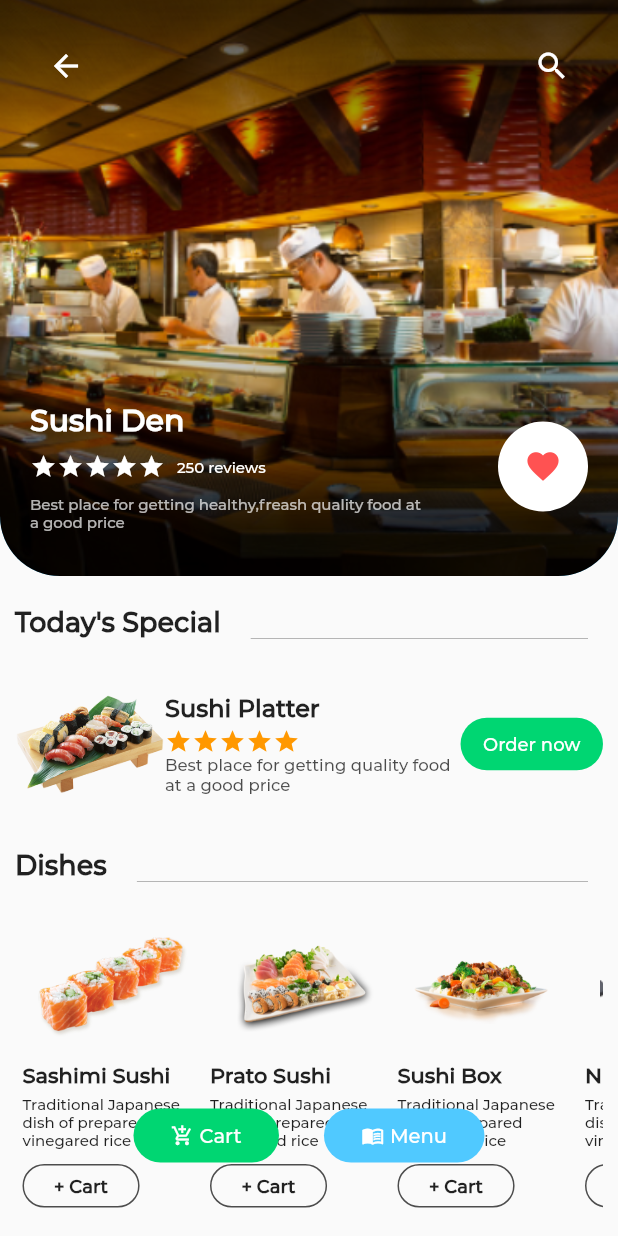
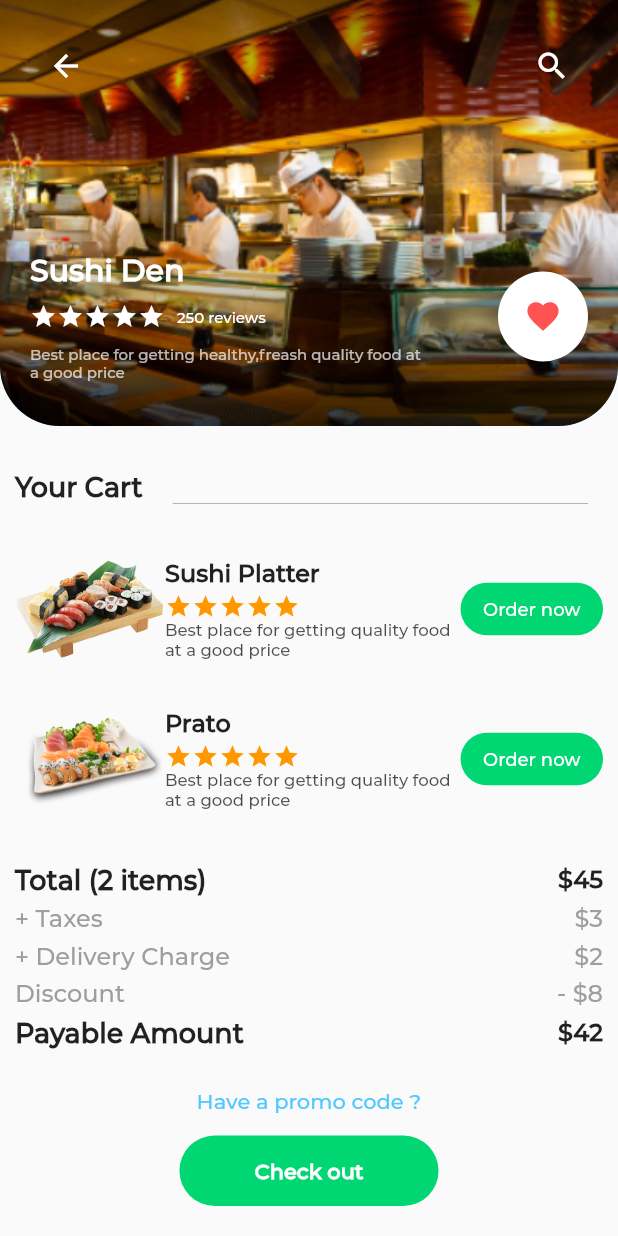
Before and after one commit to JaberHPranto/Food-Ordering-App-UI, a Flutter app: the _HotelHomePage screen opened directly, after a tap on "Cart", on a phone screen of 412 x 824 dp. Run offline on Flutter 3.47's test engine with Material 2 defaults, Android fonts, the phone set to English and light mode, and no system bars.

Commit message:
done with cart page

```diff
--- /dev/null
+++ b/lib/cartPage.dart
@@ -0,0 +1,411 @@
+import 'dart:ui';
+
+import 'package:flutter/material.dart';
+import 'package:food_order_app_ui/hotelPage.dart';
+import 'package:food_order_app_ui/paymentSuccessPage.dart';
+
+import 'Style.dart';
+
+class CartPage extends StatelessWidget {
+  @override
+  Widget build(BuildContext context) {
+    return MaterialApp(
+      debugShowCheckedModeBanner: false,
+      theme: ThemeData(fontFamily: 'mont'),
+      home: _MyCartPage(),
+    );
+  }
+}
+
+class _MyCartPage extends StatefulWidget {
+  const _MyCartPage({Key? key}) : super(key: key);
+
+  @override
+  __MyCartPageState createState() => __MyCartPageState();
+}
+
+class __MyCartPageState extends State<_MyCartPage> {
+  @override
+  Widget build(BuildContext context) {
+    return Scaffold(
+      body: SingleChildScrollView(
+        child: Container(
+          child: Column(
+            crossAxisAlignment: CrossAxisAlignment.start,
+            children: [
+              Container(
+                padding: EdgeInsets.all(20),
+                decoration: BoxDecoration(
+                    color: blue,
+                    borderRadius: BorderRadius.only(
+                        bottomLeft: (Radius.circular(40)),
+                        bottomRight: Radius.circular(40)),
+                    image: DecorationImage(
+                        image: AssetImage("asset/images/hotelBig.png"),
+                        fit: BoxFit.cover)),
+                child: Column(
+                  crossAxisAlignment: CrossAxisAlignment.start,
+                  children: [
+                    Row(
+                      mainAxisAlignment: MainAxisAlignment.spaceBetween,
+                      children: [
+                        IconButton(
+                            onPressed: () {
+                              Navigator.push(
+                                  context,
+                                  MaterialPageRoute(
+                                      builder: (context) => HotelPage()));
+                            },
+                            icon: Icon(
+                              Icons.arrow_back,
+                              color: Colors.white,
+                            )),
+                        IconButton(
+                            onPressed: () {},
+                            icon: Icon(
+                              Icons.search,
+                              color: Colors.white,
+                            ))
+                      ],
+                    ),
+                    SizedBox(
+                      height: 100,
+                    ),
+                    Row(
+                      mainAxisAlignment: MainAxisAlignment.spaceBetween,
+                      children: [
+                        Expanded(
+                          child: Column(
+                            crossAxisAlignment: CrossAxisAlignment.start,
+                            children: [
+                              Text(
+                                "Sushi Den",
+                                style: TextStyle(
+                                    color: Colors.white,
+                                    fontSize: 20,
+                                    fontWeight: FontWeight.w700),
+                              ),
+                              SizedBox(
+                                height: 10,
+                              ),
+                              Row(
+                                children: [
+                                  Icon(
+                                    Icons.star,
+                                    color: Colors.white,
+                                    size: 18,
+                                  ),
+                                  Icon(
+                                    Icons.star,
+                                    color: Colors.white,
+                                    size: 18,
+                                  ),
+                                  Icon(
+                                    Icons.star,
+                                    color: Colors.white,
+                                    size: 18,
+                                  ),
+                                  Icon(
+                                    Icons.star,
+                                    color: Colors.white,
+                                    size: 18,
+                                  ),
+                                  Icon(
+                                    Icons.star,
+                                    color: Colors.white,
+                                    size: 18,
+                                  ),
+                                  SizedBox(
+                                    width: 8,
+                                  ),
+                                  Text(
+                                    "250 reviews",
+                                    style: TextStyle(
+                                        fontSize: 10, color: Colors.white),
+                                  )
+                                ],
+                              ),
+                              SizedBox(
+                                height: 10,
+                              ),
+                              Text(
+                                "Best place for getting healthy,freash quality food at a good price",
+                                style: TextStyle(
+                                    color: Colors.white.withOpacity(0.7),
+                                    fontSize: 10),
+                              )
+                            ],
+                          ),
+                        ),
+                        Container(
+                          height: 60,
+                          width: 60,
+                          margin: EdgeInsets.only(left: 50),
+                          decoration: BoxDecoration(
+                            shape: BoxShape.circle,
+                            color: Colors.white,
+                          ),
+                          child: Center(
+                            child: Icon(
+                              Icons.favorite,
+                              color: Colors.redAccent,
+                              size: 25,
+                            ),
+                          ),
+                        )
+                      ],
+                    ),
+                    SizedBox(
+                      height: 10,
+                    ),
+                  ],
+                ),
+              ),
+              SizedBox(
+                height: 30,
+              ),
+              Container(
+                padding: EdgeInsets.symmetric(horizontal: 10),
+                child: Column(
+                  children: [
+                    Row(
+                      crossAxisAlignment: CrossAxisAlignment.end,
+                      children: [
+                        Text(
+                          "Your Cart",
+                          style: TextStyle(
+                              fontSize: 18, fontWeight: FontWeight.w700),
+                        ),
+                        SizedBox(
+                          width: 10,
+                        ),
+                        Expanded(
+                            child: Container(
+                          height: 0.5,
+                          margin: EdgeInsets.symmetric(horizontal: 10),
+                          color: Colors.grey,
+                        ))
+                      ],
+                    ),
+                    SizedBox(
+                      height: 20,
+                    ),
+                    placesWidget("Sushi Platter", "food1"),
+                    placesWidget("Prato", "sushi2"),
+                    SizedBox(
+                      height: 20,
+                    ),
+                    Row(
+                      mainAxisAlignment: MainAxisAlignment.spaceBetween,
+                      children: [
+                        Text(
+                          "Total (2 items)",
+                          style: TextStyle(
+                              fontSize: 18, fontWeight: FontWeight.w700),
+                        ),
+                        Text(
+                          "\$45",
+                          style: TextStyle(
+                              fontSize: 16, fontWeight: FontWeight.w700),
+                        ),
+                      ],
+                    ),
+                    SizedBox(
+                      height: 5,
+                    ),
+                    Row(
+                      mainAxisAlignment: MainAxisAlignment.spaceBetween,
+                      children: [
+                        Text(
+                          "+ Taxes",
+                          style: TextStyle(
+                              color: Colors.grey,
+                              fontWeight: FontWeight.w500,
+                              fontSize: 16),
+                        ),
+                        Text(
+                          "\$3",
+                          style: TextStyle(
+                              color: Colors.grey,
+                              fontWeight: FontWeight.w500,
+                              fontSize: 16),
+                        ),
+                      ],
+                    ),
+                    SizedBox(
+                      height: 5,
+                    ),
+                    Row(
+                      mainAxisAlignment: MainAxisAlignment.spaceBetween,
+                      children: [
+                        Text(
+                          "+ Delivery Charge",
+                          style: TextStyle(
+                              color: Colors.grey,
+                              fontWeight: FontWeight.w500,
+                              fontSize: 16),
+                        ),
+                        Text(
+                          "\$2",
+                          style: TextStyle(
+                              color: Colors.grey,
+                              fontWeight: FontWeight.w500,
+                              fontSize: 16),
+                        ),
+                      ],
+                    ),
+                    SizedBox(
+                      height: 5,
+                    ),
+                    Row(
+                      mainAxisAlignment: MainAxisAlignment.spaceBetween,
+                      children: [
+                        Text(
+                          "Discount",
+                          style: TextStyle(
+                              color: Colors.grey,
+                              fontSize: 16,
+                              fontWeight: FontWeight.w500),
+                        ),
+                        Text(
+                          "- \$8",
+                          style: TextStyle(
+                              color: Colors.grey,
+                              fontSize: 16,
+                              fontWeight: FontWeight.w500),
+                        ),
+                      ],
+                    ),
+                    SizedBox(
+                      height: 5,
+                    ),
+                    Row(
+                      mainAxisAlignment: MainAxisAlignment.spaceBetween,
+                      children: [
+                        Text(
+                          "Payable Amount",
+                          style: TextStyle(
+                              fontWeight: FontWeight.w700, fontSize: 18),
+                        ),
+                        Text(
+                          "\$42",
+                          style: TextStyle(
+                              fontWeight: FontWeight.w700, fontSize: 16),
+                        ),
+                      ],
+                    ),
+                    SizedBox(
+                      height: 25,
+                    ),
+                    Text(
+                      "Have a promo code ?",
+                      style: TextStyle(color: blue),
+                    ),
+                    SizedBox(
+                      height: 15,
+                    ),
+                    InkWell(
+                      onTap: () {
+                        Navigator.push(
+                            context,
+                            MaterialPageRoute(
+                                builder: (context) => PaymentSuccessPage()));
+                      },
+                      child: Container(
+                        padding:
+                            EdgeInsets.symmetric(horizontal: 50, vertical: 15),
+                        child: Text(
+                          "Check out",
+                          style: TextStyle(
+                              color: Colors.white, fontWeight: FontWeight.w700),
+                        ),
+                        decoration: BoxDecoration(
+                            color: greenBtn,
+                            borderRadius:
+                                BorderRadius.all(Radius.circular(40))),
+                      ),
+                    )
+                  ],
+                ),
+              )
+            ],
+          ),
+        ),
+      ),
+    );
+  }
+
+  Row placesWidget(String name, String image) {
+    return Row(
+      children: [
+        Container(
+          height: 100,
+          width: 100,
+          decoration: BoxDecoration(
+              image: DecorationImage(
+                  image: AssetImage('asset/images/$image.png'))),
+        ),
+        Expanded(
+            child: Column(
+          crossAxisAlignment: CrossAxisAlignment.start,
+          children: [
+            Text(
+              "$name",
+              style: TextStyle(fontSize: 16, fontWeight: FontWeight.w700),
+            ),
+            SizedBox(
+              height: 2,
+            ),
+            Row(
+              children: [
+                Icon(
+                  Icons.star,
+                  color: Colors.orange,
+                  size: 18,
+                ),
+                Icon(
+                  Icons.star,
+                  color: Colors.orange,
+                  size: 18,
+                ),
+                Icon(
+                  Icons.star,
+                  color: Colors.orange,
+                  size: 18,
+                ),
+                Icon(
+                  Icons.star,
+                  color: Colors.orange,
+                  size: 18,
+                ),
+                Icon(
+                  Icons.star,
+                  color: Colors.orange,
+                  size: 18,
+                )
+              ],
+            ),
+            Text(
+              "Best place for getting quality food at a good price",
+              style:
+                  TextStyle(color: Colors.black.withOpacity(0.7), fontSize: 11),
+            )
+          ],
+        )),
+        InkWell(
+          onTap: () {},
+          child: Container(
+            padding: EdgeInsets.symmetric(horizontal: 15, vertical: 10),
+            decoration: BoxDecoration(
+                color: greenBtn,
+                borderRadius: BorderRadius.all(Radius.circular(40))),
+            child: Text(
+              "Order now",
+              style: TextStyle(fontSize: 12, color: Colors.white),
+            ),
+          ),
+        )
+      ],
+    );
+  }
+}
--- a/lib/hotelPage.dart
+++ b/lib/hotelPage.dart
@@ -1,5 +1,6 @@
 import 'package:flutter/material.dart';
 import 'package:food_order_app_ui/Style.dart';
+import 'package:food_order_app_ui/cartPage.dart';
 
 class HotelPage extends StatelessWidget {
   @override
@@ -240,7 +241,9 @@ class __HotelHomePageState extends State<_HotelHomePage> {
                   Column(
                     children: [
                       InkWell(
-                        onTap: () {},
+                        onTap: () {
+                          openCartPage();
+                        },
                         child: Container(
                             padding: EdgeInsets.symmetric(
                                 horizontal: 25, vertical: 10),
@@ -432,4 +435,9 @@ class __HotelHomePageState extends State<_HotelHomePage> {
       ],
     );
   }
+
+  void openCartPage() {
+    Navigator.push(
+        context, MaterialPageRoute(builder: (context) => CartPage()));
+  }
 }
--- /dev/null
+++ b/lib/paymentSuccessPage.dart
@@ -0,0 +1,10 @@
+import 'package:flutter/material.dart';
+
+class PaymentSuccessPage extends StatelessWidget {
+  const PaymentSuccessPage({Key? key}) : super(key: key);
+
+  @override
+  Widget build(BuildContext context) {
+    return Container();
+  }
+}
```
